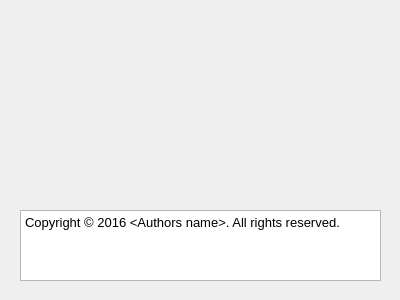
First picture: the form in applications/mne_scan/plugins/ftbuffer/FormFiles/ftbufferabout.ui, repository mne-tools/mne-cpp, before the edit.
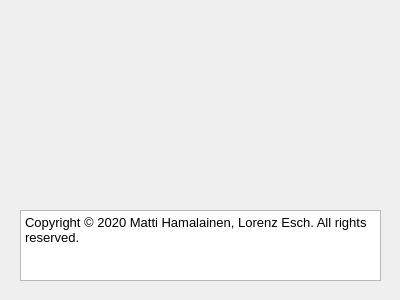
Second picture: the form after the edit.

```diff
--- a/applications/mne_scan/plugins/ftbuffer/FormFiles/ftbufferabout.ui
+++ b/applications/mne_scan/plugins/ftbuffer/FormFiles/ftbufferabout.ui
@@ -48,7 +48,7 @@
 &lt;table border=&quot;0&quot; style=&quot;-qt-table-type: root; margin-top:4px; margin-bottom:4px; margin-left:4px; margin-right:4px;&quot;&gt;
 &lt;tr&gt;
 &lt;td style=&quot;border: none;&quot;&gt;
-&lt;p style=&quot; margin-top:0px; margin-bottom:0px; margin-left:0px; margin-right:0px; -qt-block-indent:0; text-indent:0px;&quot;&gt;&lt;span style=&quot; font-family:'Sans';&quot;&gt;Copyright © 2016 &amp;lt;Authors name&amp;gt;. All rights reserved.&lt;/span&gt;&lt;/p&gt;&lt;/td&gt;&lt;/tr&gt;&lt;/table&gt;&lt;/body&gt;&lt;/html&gt;</string>
+&lt;p style=&quot; margin-top:0px; margin-bottom:0px; margin-left:0px; margin-right:0px; -qt-block-indent:0; text-indent:0px;&quot;&gt;&lt;span style=&quot; font-family:'Sans';&quot;&gt;Copyright © 2020 Matti Hamalainen, Lorenz Esch. All rights reserved.&lt;/span&gt;&lt;/p&gt;&lt;/td&gt;&lt;/tr&gt;&lt;/table&gt;&lt;/body&gt;&lt;/html&gt;</string>
    </property>
   </widget>
  </widget>
```
